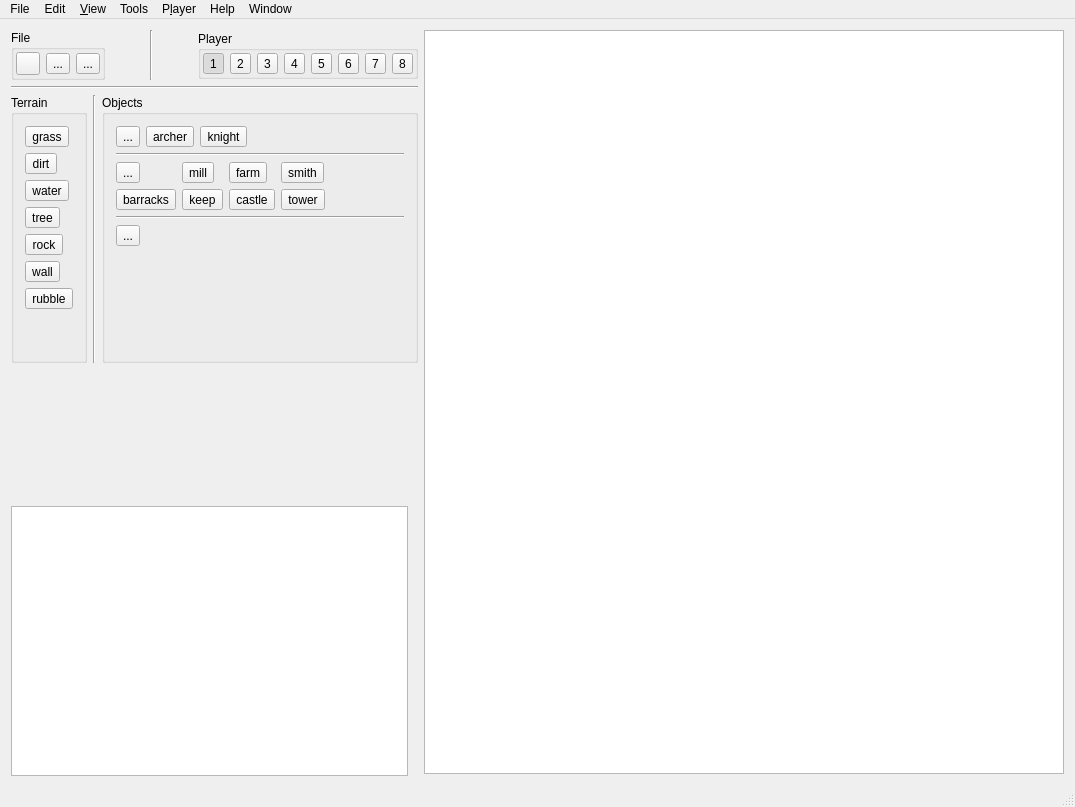
projectdelphai/ECS160_MapEditor, file MapEditor/mainwindow.ui: the form before one commit.
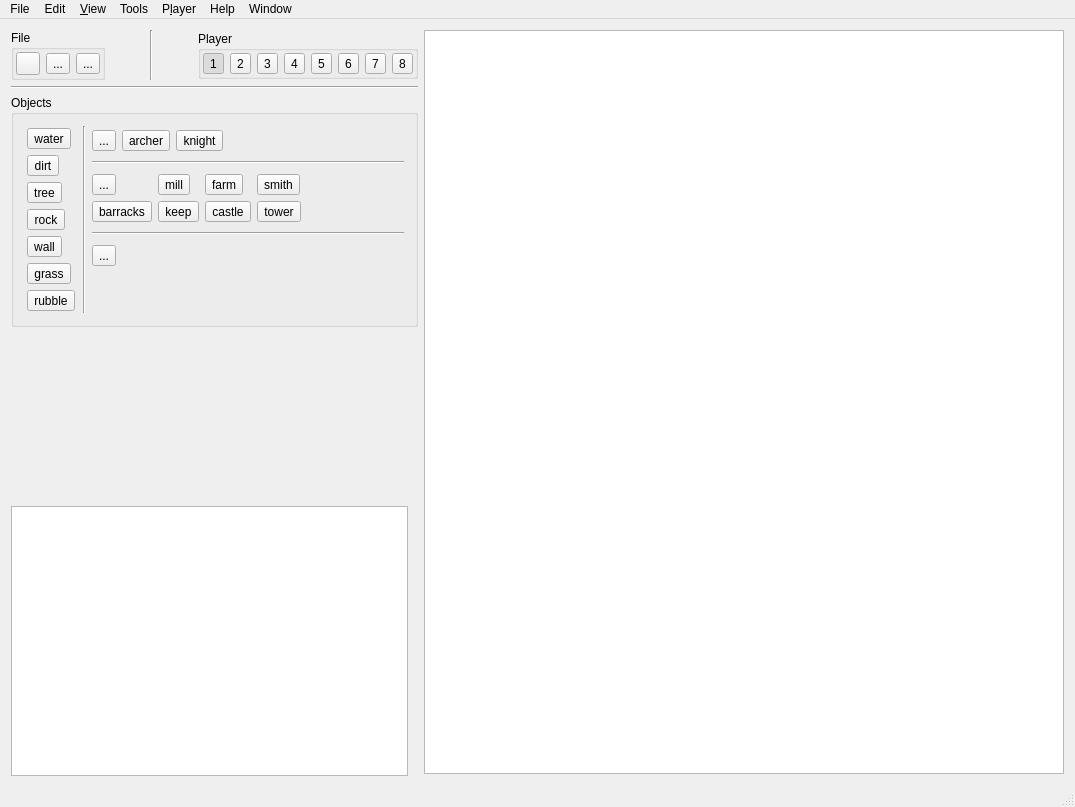
The form after the commit. Icons and pictures are not drawn.

Commit message: Fixed layout so buttons work like radio buttons

```diff
--- a/MapEditor/mainwindow.ui
+++ b/MapEditor/mainwindow.ui
@@ -283,57 +283,31 @@
        </widget>
       </item>
       <item>
-       <layout class="QHBoxLayout" name="toolbar">
-        <item>
-         <widget class="QGroupBox" name="group_terrain">
-          <property name="sizePolicy">
-           <sizepolicy hsizetype="Preferred" vsizetype="MinimumExpanding">
-            <horstretch>0</horstretch>
-            <verstretch>0</verstretch>
-           </sizepolicy>
-          </property>
-          <property name="title">
-           <string>Terrain</string>
-          </property>
-          <layout class="QVBoxLayout" name="verticalLayout_5">
-           <item>
-            <widget class="QToolButton" name="tool_grass">
-             <property name="text">
-              <string>grass</string>
-             </property>
-             <property name="iconSize">
-              <size>
-               <width>32</width>
-               <height>32</height>
-              </size>
-             </property>
-             <property name="checkable">
-              <bool>true</bool>
-             </property>
-             <property name="autoExclusive">
-              <bool>true</bool>
-             </property>
-            </widget>
-           </item>
-           <item>
-            <widget class="QToolButton" name="tool_dirt">
-             <property name="text">
-              <string>dirt</string>
-             </property>
-             <property name="iconSize">
-              <size>
-               <width>32</width>
-               <height>32</height>
-              </size>
-             </property>
-             <property name="checkable">
-              <bool>true</bool>
-             </property>
-             <property name="autoExclusive">
-              <bool>true</bool>
-             </property>
-            </widget>
-           </item>
+       <widget class="QGroupBox" name="group_objects">
+        <property name="sizePolicy">
+         <sizepolicy hsizetype="Preferred" vsizetype="Maximum">
+          <horstretch>0</horstretch>
+          <verstretch>0</verstretch>
+         </sizepolicy>
+        </property>
+        <property name="title">
+         <string>Objects</string>
+        </property>
+        <layout class="QHBoxLayout" name="horizontalLayout_3">
+         <item>
+          <layout class="QVBoxLayout" name="terrain">
+           <property name="leftMargin">
+            <number>2</number>
+           </property>
+           <property name="topMargin">
+            <number>2</number>
+           </property>
+           <property name="rightMargin">
+            <number>2</number>
+           </property>
+           <property name="bottomMargin">
+            <number>2</number>
+           </property>
            <item>
             <widget class="QToolButton" name="tool_water">
              <property name="text">
@@ -356,6 +330,25 @@
              </property>
             </widget>
            </item>
+           <item>
+            <widget class="QToolButton" name="tool_dirt">
+             <property name="text">
+              <string>dirt</string>
+             </property>
+             <property name="iconSize">
+              <size>
+               <width>32</width>
+               <height>32</height>
+              </size>
+             </property>
+             <property name="checkable">
+              <bool>true</bool>
+             </property>
+             <property name="autoExclusive">
+              <bool>true</bool>
+             </property>
+            </widget>
+           </item>
            <item>
             <widget class="QToolButton" name="tool_tree">
              <property name="text">
@@ -413,6 +406,25 @@
              </property>
             </widget>
            </item>
+           <item>
+            <widget class="QToolButton" name="tool_grass">
+             <property name="text">
+              <string>grass</string>
+             </property>
+             <property name="iconSize">
+              <size>
+               <width>32</width>
+               <height>32</height>
+              </size>
+             </property>
+             <property name="checkable">
+              <bool>true</bool>
+             </property>
+             <property name="autoExclusive">
+              <bool>true</bool>
+             </property>
+            </widget>
+           </item>
            <item>
             <widget class="QToolButton" name="tool_rubble">
              <property name="text">
@@ -437,6 +449,9 @@
              <property name="orientation">
               <enum>Qt::Vertical</enum>
              </property>
+             <property name="sizeType">
+              <enum>QSizePolicy::Maximum</enum>
+             </property>
              <property name="sizeHint" stdset="0">
               <size>
                <width>20</width>
@@ -446,27 +461,16 @@
             </spacer>
            </item>
           </layout>
-         </widget>
-        </item>
-        <item>
-         <widget class="Line" name="sep_to">
-          <property name="orientation">
-           <enum>Qt::Vertical</enum>
-          </property>
-         </widget>
-        </item>
-        <item>
-         <widget class="QGroupBox" name="group_objects">
-          <property name="sizePolicy">
-           <sizepolicy hsizetype="Preferred" vsizetype="Expanding">
-            <horstretch>0</horstretch>
-            <verstretch>0</verstretch>
-           </sizepolicy>
-          </property>
-          <property name="title">
-           <string>Objects</string>
-          </property>
-          <layout class="QVBoxLayout" name="verticalLayout">
+         </item>
+         <item>
+          <widget class="Line" name="sep_to">
+           <property name="orientation">
+            <enum>Qt::Vertical</enum>
+           </property>
+          </widget>
+         </item>
+         <item>
+          <layout class="QVBoxLayout" name="nonterrain">
            <item>
             <layout class="QGridLayout" name="grid_units">
              <item row="0" column="1">
@@ -773,10 +777,13 @@
             </layout>
            </item>
            <item>
-            <spacer name="verticalSpacer">
+            <spacer name="verticalSpacer_4">
              <property name="orientation">
               <enum>Qt::Vertical</enum>
              </property>
+             <property name="sizeType">
+              <enum>QSizePolicy::Maximum</enum>
+             </property>
              <property name="sizeHint" stdset="0">
               <size>
                <width>20</width>
@@ -786,15 +793,18 @@
             </spacer>
            </item>
           </layout>
-         </widget>
-        </item>
-       </layout>
+         </item>
+        </layout>
+       </widget>
       </item>
       <item>
-       <spacer name="verticalSpacer_3">
+       <spacer name="verticalSpacer">
         <property name="orientation">
          <enum>Qt::Vertical</enum>
         </property>
+        <property name="sizeType">
+         <enum>QSizePolicy::Expanding</enum>
+        </property>
         <property name="sizeHint" stdset="0">
          <size>
           <width>20</width>
```
Left out of the diff: 105 changed lines with no effect on the pictures.
